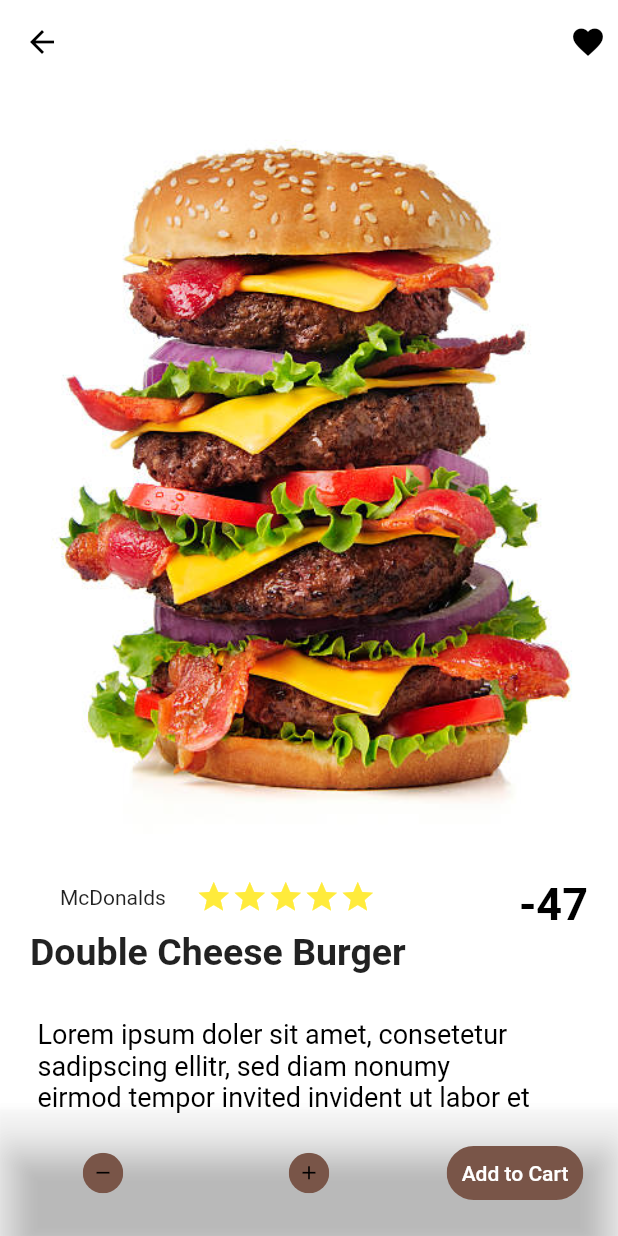
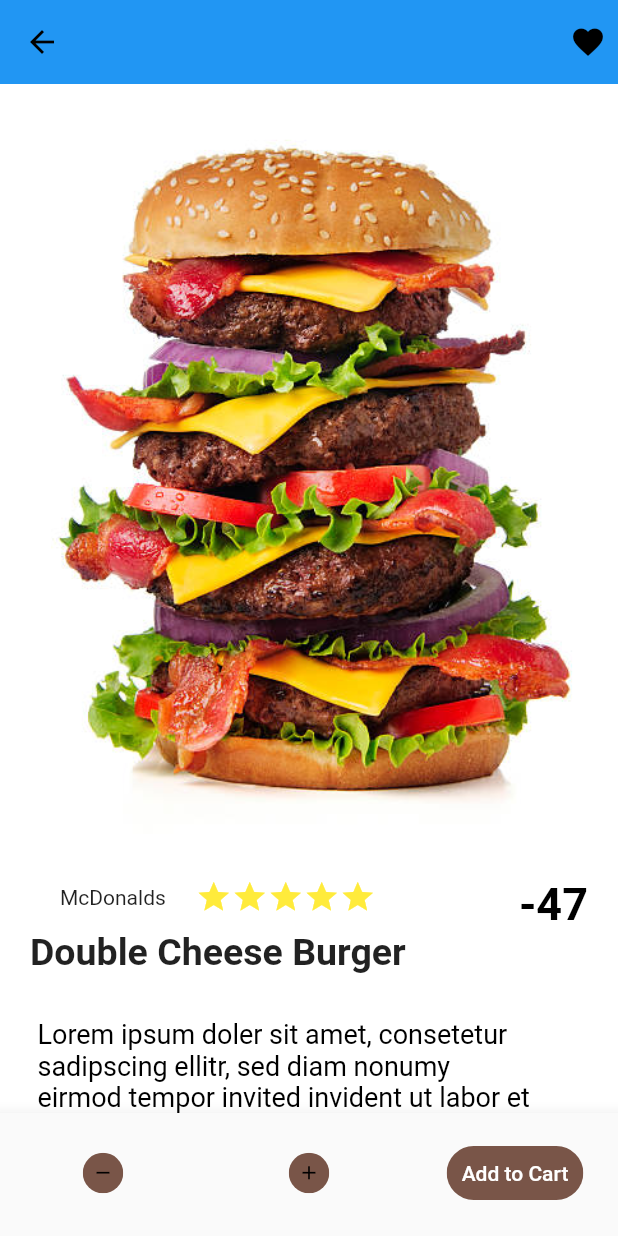
Before and after one commit to UrvikPiparva/Screen-UI, a Flutter app: the ThirdPage screen opened directly, on a phone screen of 412 x 824 dp. Run offline on Flutter 3.47's test engine with Material 2 defaults, Android fonts, the phone set to English and light mode, and no system bars.

```diff
--- a/lib/third_page.dart
+++ b/lib/third_page.dart
@@ -1,3 +1,4 @@
+
 
 import 'package:assigment_project/second_page.dart';
 import 'package:flutter/material.dart';
@@ -7,10 +8,11 @@ class ThirdPage extends StatelessWidget {
   Widget build(BuildContext context) {
     // TODO: implement build
 
-    return Scaffold(
+    return SafeArea(
+      child: Scaffold(
         backgroundColor: Colors.white54,
         appBar: AppBar(
-        backgroundColor: Colors.transparent,
+          // backgroundColor: Colors.transparent,
           elevation: 0,
           leading: IconButton(
             onPressed: () {
@@ -35,7 +37,11 @@ class ThirdPage extends StatelessWidget {
         ),
         body: SingleChildScrollView(
           scrollDirection: Axis.vertical,
+
+          child: Container(
+            color: Colors.white,
             child: Column(
+
               children: [
                 Container(
                   width: double.infinity,
@@ -53,6 +59,7 @@ class ThirdPage extends StatelessWidget {
                     Padding(
                       padding: const EdgeInsets.only(top: 30.0, left: 20),
                       child: Column(
+
                         children: [
                           Row(
                             children: [
@@ -138,8 +145,8 @@ class ThirdPage extends StatelessWidget {
               ],
             ),
           ),
+        ),
         bottomNavigationBar: BottomNavigationBar(
-        backgroundColor: Colors.transparent,
           elevation: 10,
           showSelectedLabels: false,
           showUnselectedLabels: false,
@@ -175,9 +182,6 @@ class ThirdPage extends StatelessWidget {
             BottomNavigationBarItem(
                 icon: TextButton(
                   onPressed: () {
-                  Navigator.of(context).push(MaterialPageRoute(
-                    builder: (context) => ThirdPage(),
-                  ));
                   },
                   child: ClipRRect(
                     borderRadius: BorderRadius.circular(20),
@@ -196,6 +200,7 @@ class ThirdPage extends StatelessWidget {
                 label: ""),
           ],
         ),
+      ),
     );
     throw UnimplementedError();
   }
```
Lines whose indentation alone changed are shown as unchanged.
